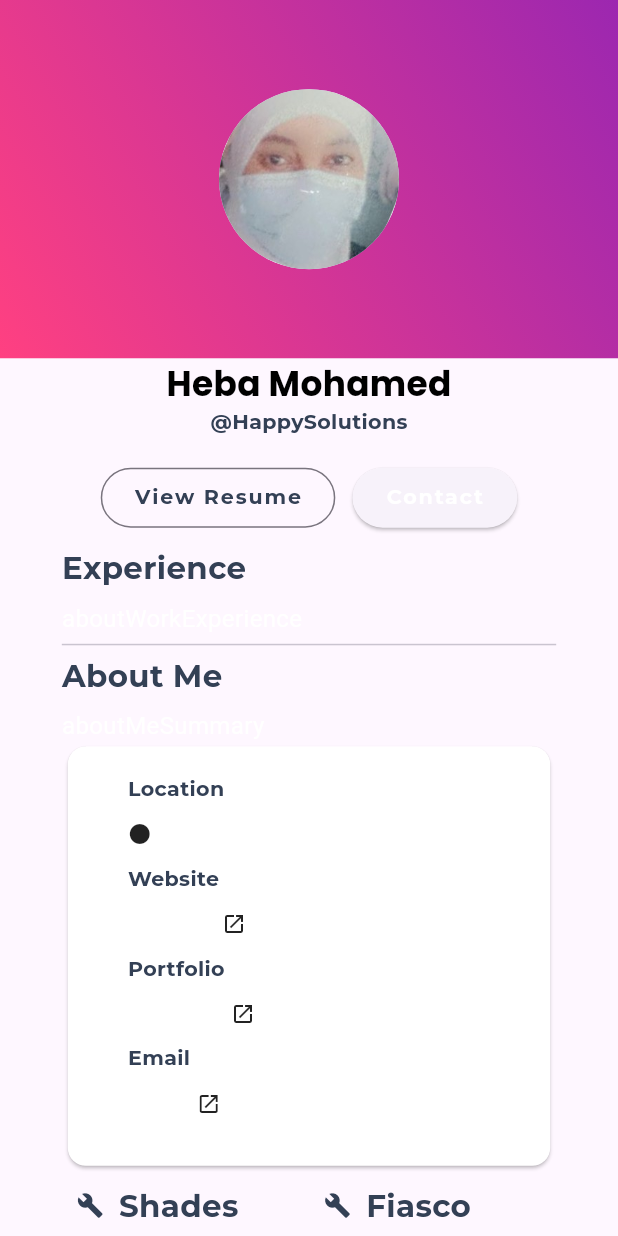
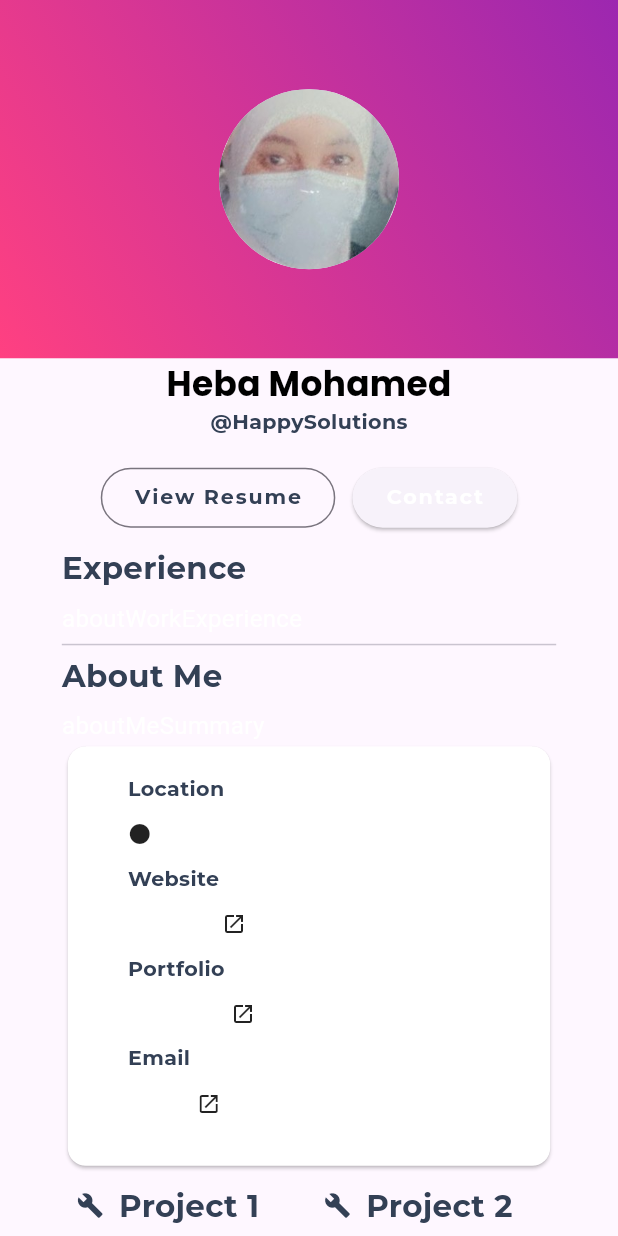
Before and after one commit to HappySolutions/flutter_advanced_task10, a Flutter app: the screen it shows after launch, on a phone screen of 412 x 824 dp. Run offline on Flutter 3.47's test engine with Material 3 defaults, Android fonts, the phone set to English and light mode, and no system bars; our stand-ins replace flutter_screenutil, google_fonts.

Commit message:
fix bugs

```diff
--- a/lib/constants/constants.dart
+++ b/lib/constants/constants.dart
@@ -26,37 +26,25 @@ TextStyle kSectionTitleText = GoogleFonts.montserrat(
   fontSize: 18.0.sp,
 );
 
-ElevatedButtonThemeData elevatedButtonThemeData = ElevatedButtonThemeData(
-  style: ButtonStyle(
-    backgroundColor: WidgetStateColor.resolveWith((states) => kGrey),
-    foregroundColor: WidgetStateColor.resolveWith(
-      (Set<WidgetState> states) {
-        if (states.contains(WidgetState.hovered)) return Colors.black;
-        if (states.contains(WidgetState.focused) ||
-            states.contains(WidgetState.pressed)) return Colors.white;
-        return kGrey; // Defer to the widget's default.
-      },
-    ),
-  ),
-);
+
 List<Project> projectList = [
   Project(
-      name: "Shades",
+      name: "Project 1",
       description:
-          "Winner IEEE Mandi 'Go Online' Challenge at Electrothon, NIT Hamirpur.",
-      link: "https://github.com/adityathakurxd/shades"),
+          "Description for project 1.",
+      link: ""),
   Project(
-      name: "Fiasco",
+      name: "Project 2",
       description:
-          "Fiasco is one stop solution to help you manage Family expenses in one place!",
-      link: "https://github.com/adityathakurxd/fiasco"),
+          "Description for project 2.",
+      link: ""),
   Project(
-      name: "Fiasco",
+      name: "Project 3",
       description:
-          "Fiasco is one stop solution to help you manage Family expenses in one place!",
-      link: "https://github.com/adityathakurxd/fiasco"),
+          "Description for project 3.",
+      link: ""),
   Project(
-      name: "Flutter Portfolio",
-      description: "A template for Portfolio",
-      link: "https://github.com/adityathakurxd/flutter-portfolio")
+      name: "Project 4",
+      description: "Description for project 4",
+      link: "")
 ];
```
